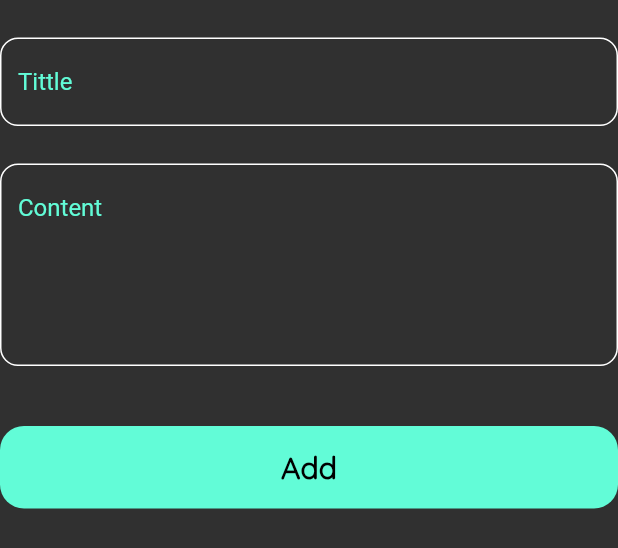
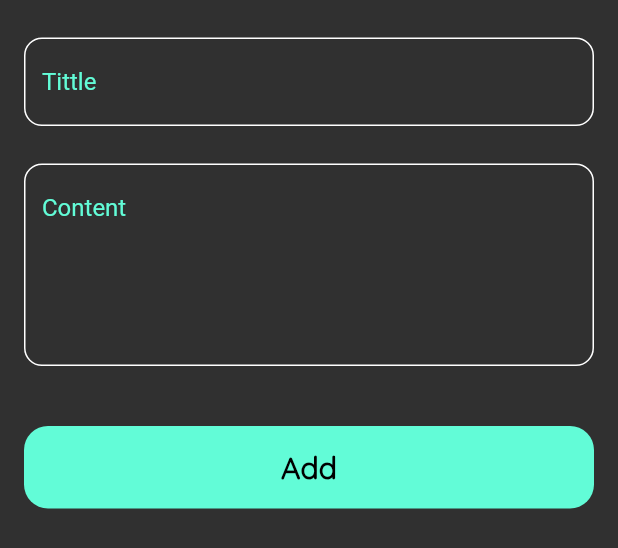
Before and after one commit to peterelia22/notes_app, a Flutter app: the AddNoteSheet widget shown alone on an empty page, opened directly, on a phone screen of 412 x 824 dp. Shown: the top 548 px of the screen. Run offline on Flutter 3.47's test engine with Material 2 defaults, Android fonts, the phone set to English and light mode, and no system bars; drawn by our look-alikes of modal_progress_hud_nsn; our stand-ins replace bloc, flutter_bloc, hive, hive_flutter; accounts and stored records are empty.

Commit message:
fix errors

```diff
--- a/lib/main.dart
+++ b/lib/main.dart
@@ -11,8 +11,10 @@ import 'package:notesapp/pages/home_page.dart';
 void main() async {
   await Hive.initFlutter();
   Bloc.observer = SimpleBlocObserve();
+  Hive.registerAdapter(NoteModelAdapter());
+
   await Hive.openBox(kPrimaryBox);
-  Hive.registerAdapter(NoteModelAdapter());
+
   runApp(const NotesApp());
 }
 
--- a/lib/widgets/AddNoteForm.dart
+++ b/lib/widgets/AddNoteForm.dart
@@ -51,6 +51,7 @@ class _AddNoteFormState extends State<AddNoteForm> {
           BlocBuilder<AddNotesCubit, AddNotesState>(
             builder: (context, state) {
               return CustomButton(
+                isLoading: state is AddNotesLoading ? true : false,
                 onTap: () {
                   if (formkey.currentState!.validate()) {
                     formkey.currentState!.save();
--- a/lib/widgets/Add_note_bottomsheet.dart
+++ b/lib/widgets/Add_note_bottomsheet.dart
@@ -26,9 +26,12 @@ class AddNoteSheet extends StatelessWidget {
           }
         },
         builder: (context, state) {
-          return ModalProgressHUD(
-              inAsyncCall: state is AddNotesLoading ? true : false,
-              child: AddNoteForm());
+          return AbsorbPointer(
+              absorbing: state is AddNotesLoading ? true : false,
+              child: Padding(
+                padding: const EdgeInsets.symmetric(horizontal: 16),
+                child: SingleChildScrollView(child: AddNoteForm()),
+              ));
         },
       ),
     );
--- a/lib/widgets/Custom_Button.dart
+++ b/lib/widgets/Custom_Button.dart
@@ -2,8 +2,9 @@ import 'package:flutter/material.dart';
 import 'package:notesapp/constants.dart';
 
 class CustomButton extends StatelessWidget {
-  const CustomButton({super.key, this.onTap});
+  const CustomButton({super.key, this.onTap, this.isLoading = false});
   final void Function()? onTap;
+  final bool isLoading;
   @override
   Widget build(BuildContext context) {
     return GestureDetector(
@@ -14,7 +15,11 @@ class CustomButton extends StatelessWidget {
         width: MediaQuery.of(context).size.width,
         height: 55,
         child: Center(
-          child: Text(
+          child: isLoading
+              ? CircularProgressIndicator(
+                  color: Colors.black,
+                )
+              : Text(
                   'Add',
                   style: TextStyle(
                       color: Colors.black,
```
Lines whose indentation alone changed are shown as unchanged.
